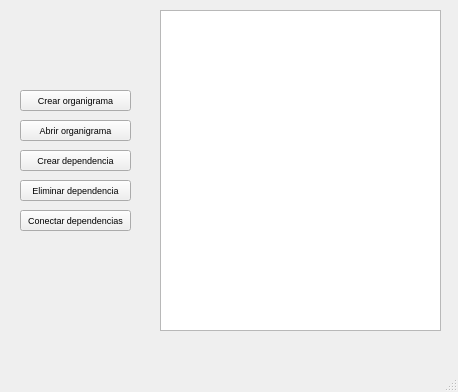
Before: the Qt Designer form Prueba tp/main_window_1.ui in stel0/TP-PYTHON, drawn with Qt 5.
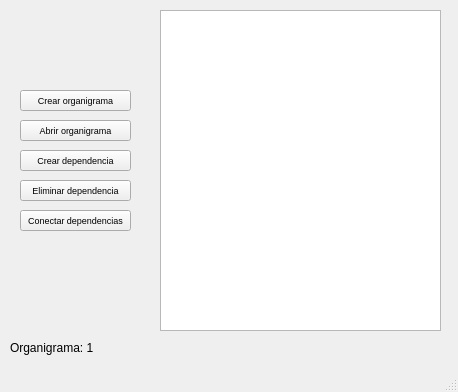
After: the same form once the commit is applied.

Commit message: form para crear organigrama y form para crear dependencia funcionando

```diff
--- a/Prueba tp/main_window_1.ui
+++ b/Prueba tp/main_window_1.ui
@@ -114,6 +114,19 @@
      </rect>
     </property>
    </widget>
+   <widget class="QLabel" name="label_organigrama">
+    <property name="geometry">
+     <rect>
+      <x>10</x>
+      <y>340</y>
+      <width>200</width>
+      <height>16</height>
+     </rect>
+    </property>
+    <property name="text">
+     <string>Organigrama: 1</string>
+    </property>
+   </widget>
   </widget>
   <widget class="QMenuBar" name="menubar">
    <property name="geometry">
```
Left out of the diff: 2 changed lines with no effect on the pictures. The commit also changes 16 other files.
